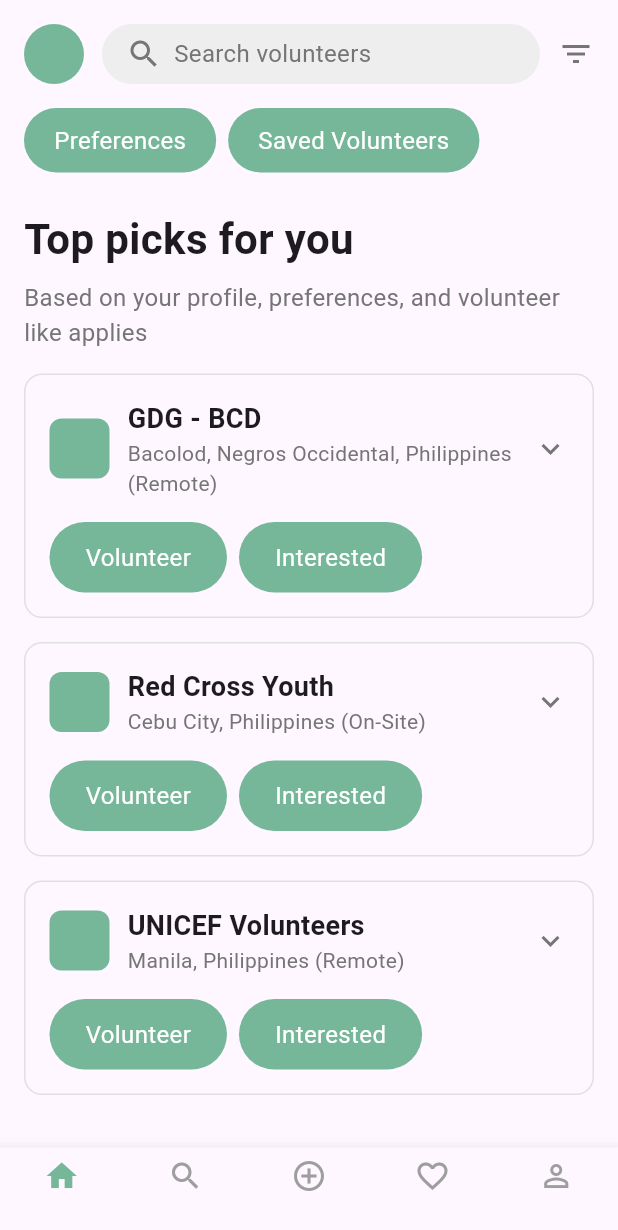
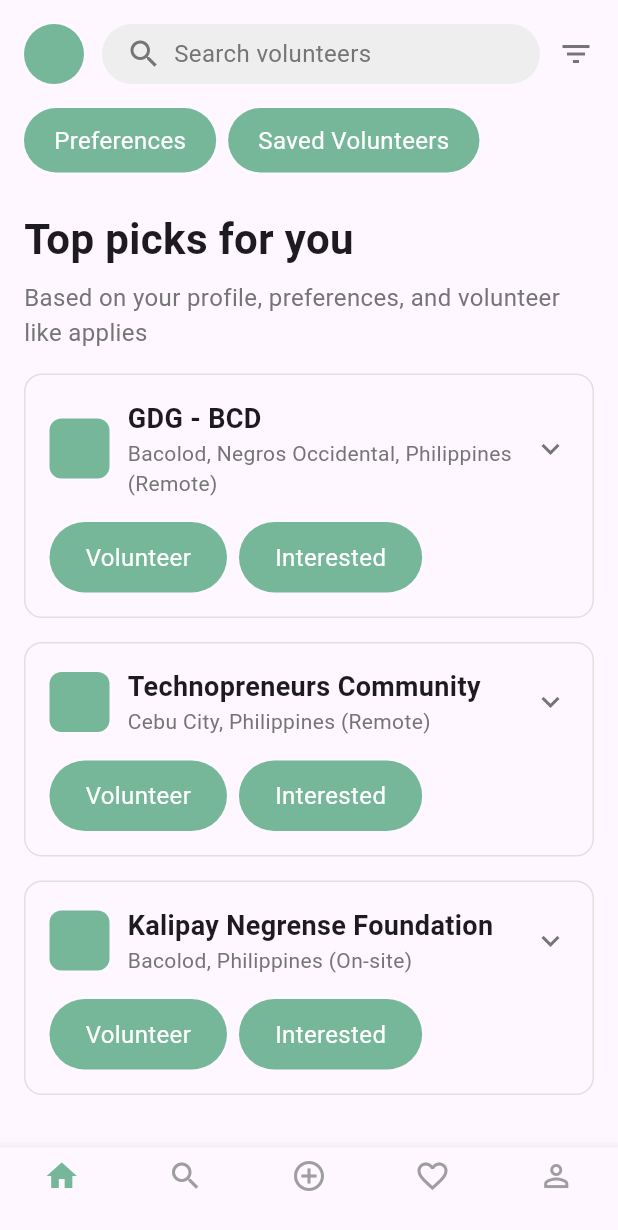
Before and after one commit to seolyam/kindhand, a Flutter app: the screen it shows after launch, on a phone screen of 412 x 824 dp. Shown: the top 1230 px of the screen. Run offline on Flutter 3.47's test engine with Material 3 defaults, Android fonts, the light colour scheme and no system bars.

Commit message:
chore: change objects

```diff
--- a/lib/screens/main_feed.dart
+++ b/lib/screens/main_feed.dart
@@ -17,12 +17,12 @@
       'location': 'Bacolod, Negros Occidental, Philippines (Remote)',
     },
     {
-      'title': 'Red Cross Youth',
-      'location': 'Cebu City, Philippines (On-Site)',
+      'title': 'Technopreneurs Community',
+      'location': 'Cebu City, Philippines (Remote)',
     },
     {
-      'title': 'UNICEF Volunteers',
-      'location': 'Manila, Philippines (Remote)',
+      'title': 'Kalipay Negrense Foundation',
+      'location': 'Bacolod, Philippines (On-site)',
     },
   ];
 
```
